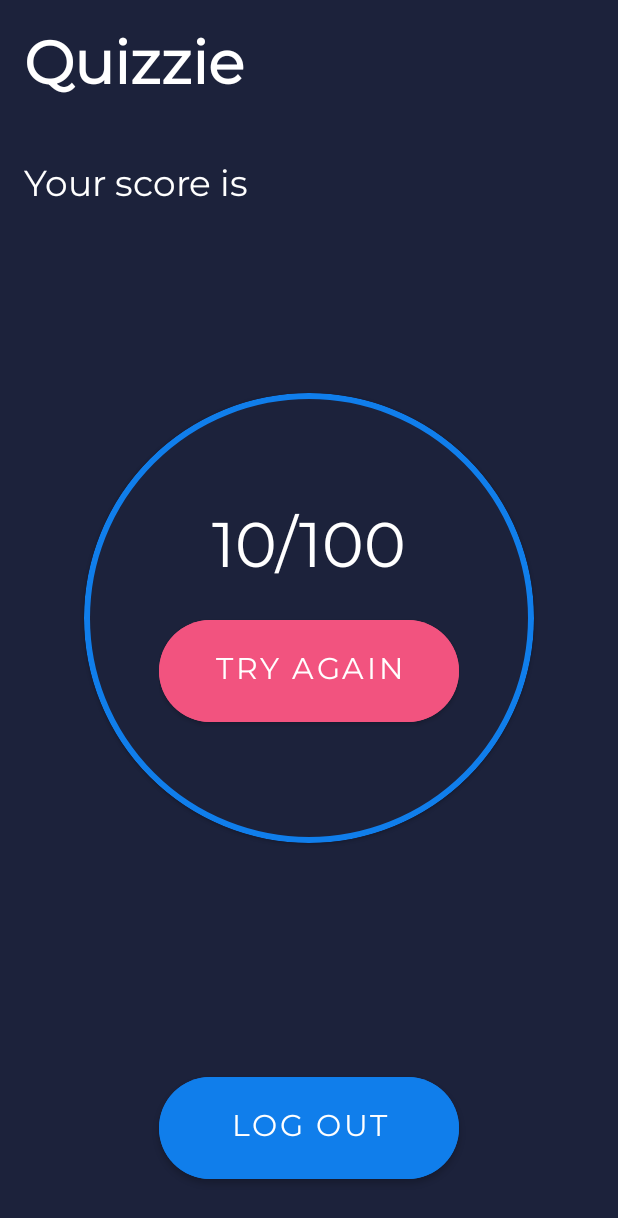
After one commit to vasumanhas000/Quizzie, an Android app: the ResultActivity screen opened directly, with no data from a screen before it, on a phone screen of 412 x 824 dp. The commit adds this screen. Shown: the top 1218 px of the screen. Run offline under Robolectric (Android 15) with nearby library versions, the phone set to English and light mode, and no system bars; our stand-ins replace Firebase (no records; nobody signed in at launch, a user with empty details on screens opened directly).

Commit message:
Added result activity

```diff
--- a/app/src/main/AndroidManifest.xml
+++ b/app/src/main/AndroidManifest.xml
@@ -9,7 +9,8 @@
         android:roundIcon="@mipmap/ic_launcher_round"
         android:supportsRtl="true"
         android:theme="@style/BaseTheme">
-        <activity android:name=".QuizActivity"></activity>
+        <activity android:name=".ResultActivity"></activity>
+        <activity android:name=".QuizActivity" />
         <activity android:name=".HomePage" />
         <activity android:name=".SignUpActivity" />
         <activity android:name=".LoginActivity" />
--- a/app/src/main/java/com/example/quizapp/QuizActivity.java
+++ b/app/src/main/java/com/example/quizapp/QuizActivity.java
@@ -113,6 +113,7 @@ public class QuizActivity extends AppCompatActivity {
     @RequiresApi(api = Build.VERSION_CODES.LOLLIPOP)
     public void next(){
             int correctOption = arrayList.get(currentIndex).getCorrectOption();
+            if(selectedOption!=-1){
             if(selectedOption==correctOption){
             materialCardViews.get(correctOption).setBackgroundTintList(ColorStateList.valueOf(Color.parseColor("#5efc82")));
             materialCardViews.get(correctOption).setStrokeColor(Color.parseColor("#5efc82"));}
@@ -121,6 +122,10 @@ public class QuizActivity extends AppCompatActivity {
                 materialCardViews.get(correctOption).setStrokeColor(Color.parseColor("#5efc82"));
                 materialCardViews.get(selectedOption).setBackgroundTintList(ColorStateList.valueOf(Color.parseColor("#FF0134")));
                 materialCardViews.get(selectedOption).setStrokeColor(Color.parseColor("#FF0134"));
+            }}
+            else{
+                materialCardViews.get(correctOption).setBackgroundTintList(ColorStateList.valueOf(Color.parseColor("#5efc82")));
+                materialCardViews.get(correctOption).setStrokeColor(Color.parseColor("#5efc82"));
             }
             CountDownTimer newCountDownTimer = new CountDownTimer(1000,1000) {
                 @Override
--- /dev/null
+++ b/app/src/main/java/com/example/quizapp/ResultActivity.java
@@ -0,0 +1,14 @@
+package com.example.quizapp;
+
+import androidx.appcompat.app.AppCompatActivity;
+
+import android.os.Bundle;
+
+public class ResultActivity extends AppCompatActivity {
+
+    @Override
+    protected void onCreate(Bundle savedInstanceState) {
+        super.onCreate(savedInstanceState);
+        setContentView(R.layout.activity_result);
+    }
+}
--- /dev/null
+++ b/app/src/main/res/layout/activity_result.xml
@@ -0,0 +1,99 @@
+<?xml version="1.0" encoding="utf-8"?>
+<androidx.core.widget.NestedScrollView xmlns:app="http://schemas.android.com/apk/res-auto"
+    xmlns:tools="http://schemas.android.com/tools"
+    android:layout_width="match_parent"
+    android:layout_height="match_parent"
+    android:fillViewport="true"
+    xmlns:android="http://schemas.android.com/apk/res/android">
+
+    <androidx.constraintlayout.widget.ConstraintLayout
+        android:layout_width="match_parent"
+        android:layout_height="match_parent"
+        tools:context=".ResultActivity">
+
+        <TextView
+            android:id="@+id/textView8"
+            android:layout_width="wrap_content"
+            android:layout_height="wrap_content"
+            android:layout_marginStart="16dp"
+            android:layout_marginLeft="16dp"
+            android:layout_marginTop="16dp"
+            android:text="Quizzie"
+            android:textSize="40sp"
+            android:textStyle="bold"
+            app:layout_constraintStart_toStartOf="parent"
+            app:layout_constraintTop_toTopOf="parent" />
+
+        <TextView
+            android:id="@+id/textView9"
+            android:layout_width="wrap_content"
+            android:layout_height="wrap_content"
+            android:layout_marginStart="16dp"
+            android:layout_marginLeft="16dp"
+            android:layout_marginTop="32dp"
+            android:text="Your score is"
+            android:textSize="24sp"
+            app:layout_constraintStart_toStartOf="parent"
+            app:layout_constraintTop_toBottomOf="@+id/textView8" />
+
+        <com.google.android.material.card.MaterialCardView
+            android:id="@+id/materialCardView"
+            android:layout_width="300dp"
+            android:layout_height="300dp"
+            android:backgroundTint="@color/colorPrimary"
+            android:elevation="2dp"
+            app:cardCornerRadius="150dp"
+            app:layout_constraintBottom_toBottomOf="parent"
+            app:layout_constraintEnd_toEndOf="parent"
+            app:layout_constraintHorizontal_bias="0.5"
+            app:layout_constraintStart_toStartOf="parent"
+            app:layout_constraintTop_toTopOf="parent"
+            app:strokeColor="#107eeb"
+            app:strokeWidth="4dp">
+
+            <LinearLayout
+                android:layout_width="wrap_content"
+                android:layout_height="wrap_content"
+                android:layout_gravity="center"
+                android:orientation="vertical">
+
+                <TextView
+                    android:layout_width="wrap_content"
+                    android:layout_height="wrap_content"
+                    android:layout_gravity="center"
+                    android:layout_weight="4"
+                    android:text="10/100"
+                    android:textSize="42sp"></TextView>
+
+                <Button
+                    android:layout_width="200dp"
+                    android:layout_height="80dp"
+                    android:layout_marginTop="10dp"
+                    android:layout_weight="1"
+                    android:backgroundTint="#f2537f"
+                    android:text="Try Again"
+                    android:textColor="@color/white"
+                    android:textSize="20sp"
+                    app:cornerRadius="60dp"></Button>
+            </LinearLayout>
+        </com.google.android.material.card.MaterialCardView>
+
+
+        <Button
+            android:layout_width="200dp"
+            android:layout_height="80dp"
+            android:layout_marginBottom="32dp"
+            android:layout_weight="1"
+            android:backgroundTint="#107eeb"
+            android:text="Log Out"
+            android:textColor="@color/white"
+            android:textSize="20sp"
+            app:cornerRadius="60dp"
+            app:layout_constraintBottom_toBottomOf="parent"
+            app:layout_constraintEnd_toEndOf="parent"
+            app:layout_constraintHorizontal_bias="0.5"
+            app:layout_constraintStart_toStartOf="parent" />
+
+
+    </androidx.constraintlayout.widget.ConstraintLayout>
+</androidx.core.widget.NestedScrollView>
```
